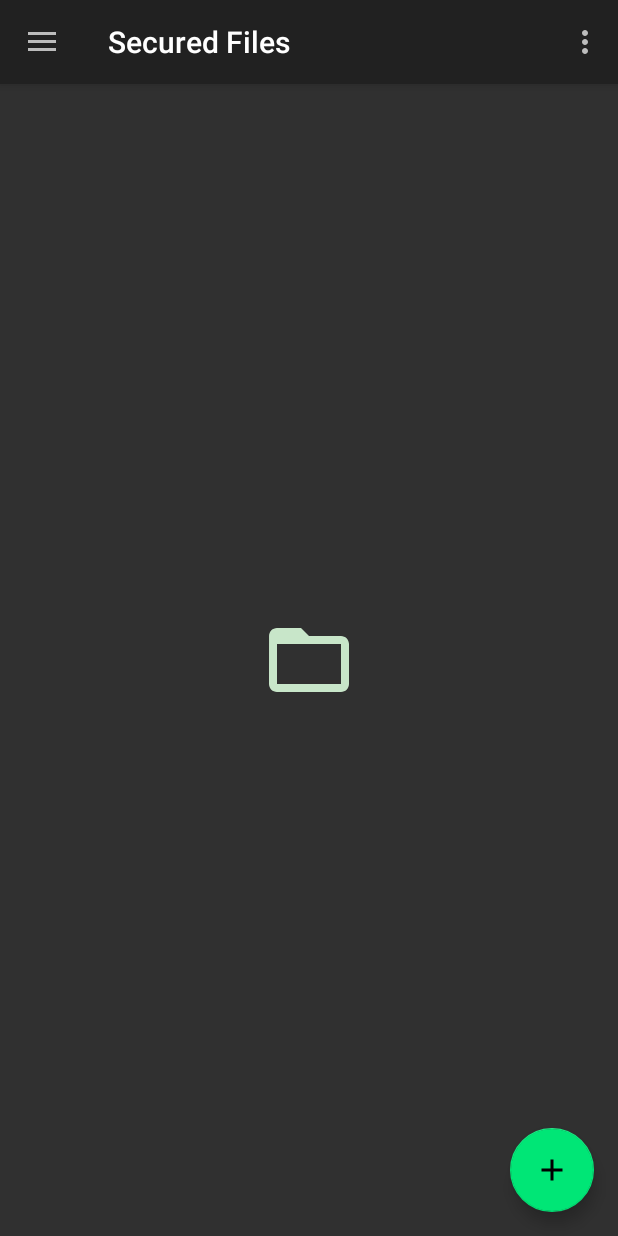
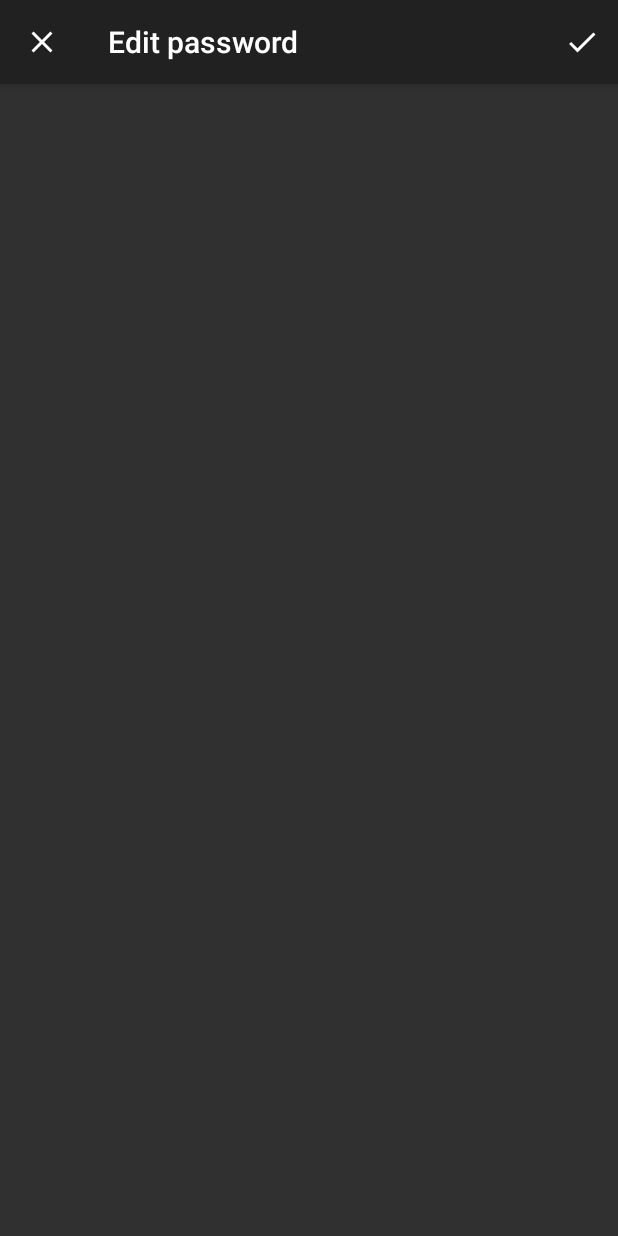
Before and after one commit to AntonShapovalov/Secured-Files, an Android app: the screen it shows after launch (MainActivity before the commit, EditActivity after it), in the options menu, after a tap on "Password", on a phone screen of 412 x 824 dp. Run offline under Robolectric (Android 15) with nearby library versions, the phone set to English and light mode, and no system bars; our stand-ins replace Dagger/Hilt's generated code; libraries missing offline, so code that uses them is left out: rx.android.schedulers, rx.schedulers, rx.subscriptions; 6 statements that could not run were skipped.

Commit message:
edit activity

```diff
--- a/app/src/main/AndroidManifest.xml
+++ b/app/src/main/AndroidManifest.xml
@@ -12,12 +12,15 @@
         android:theme="@style/AppTheme">
         <activity
             android:name=".ui.main.MainActivity"
+            android:theme="@style/AppTheme.NoActionBar"
             android:label="@string/app_name">
             <intent-filter>
                 <action android:name="android.intent.action.MAIN"/>
                 <category android:name="android.intent.category.LAUNCHER"/>
             </intent-filter>
         </activity>
+        <activity android:name=".ui.edit.EditActivity">
+        </activity>
     </application>
 
 </manifest>
--- a/app/src/main/java/ru/org/adons/securedfiles/ext/ActivityExtensions.kt
+++ b/app/src/main/java/ru/org/adons/securedfiles/ext/ActivityExtensions.kt
@@ -8,9 +8,10 @@ import ru.org.adons.securedfiles.app.AppComponent
 import ru.org.adons.securedfiles.app.SFApplication
 
 /**
- * Extensions for [Activity]l
+ * Extensions for [Activity]
  */
 const val MAIN_FRAGMENT_TAG = "MAIN_FRAGMENT_TAG"
+const val EDIT_ACTIVITY_TITLE_KEY = "EDIT_ACTIVITY_TITLE_KEY"
 
 fun FragmentActivity.getFragment(tag: String): Fragment? = supportFragmentManager.findFragmentByTag(tag)
 
--- /dev/null
+++ b/app/src/main/java/ru/org/adons/securedfiles/ui/edit/EditActivity.kt
@@ -0,0 +1,42 @@
+package ru.org.adons.securedfiles.ui.edit
+
+import android.os.Bundle
+import android.support.v7.app.AppCompatActivity
+import android.view.Menu
+import android.view.MenuItem
+import ru.org.adons.securedfiles.R
+import ru.org.adons.securedfiles.ext.EDIT_ACTIVITY_TITLE_KEY
+import ru.org.adons.securedfiles.ext.log
+
+class EditActivity : AppCompatActivity() {
+
+    override fun onCreate(savedInstanceState: Bundle?) {
+        super.onCreate(savedInstanceState)
+        setContentView(R.layout.activity_edit)
+        supportActionBar?.let {
+            it.setDisplayHomeAsUpEnabled(true)
+            it.setHomeAsUpIndicator(R.drawable.ic_clear)
+            it.setTitle(intent.getIntExtra(EDIT_ACTIVITY_TITLE_KEY, R.string.add_files_title))
+        }
+    }
+
+    override fun onCreateOptionsMenu(menu: Menu): Boolean {
+        menuInflater.inflate(R.menu.menu_edit, menu)
+        return true
+    }
+
+    override fun onOptionsItemSelected(item: MenuItem): Boolean {
+        return when (item.itemId) {
+            android.R.id.home -> {
+                finish()
+                true
+            }
+            R.id.action_done -> {
+                log("done")
+                true
+            }
+            else -> super.onOptionsItemSelected(item)
+        }
+    }
+
+}
--- a/app/src/main/java/ru/org/adons/securedfiles/ui/main/MainActivity.kt
+++ b/app/src/main/java/ru/org/adons/securedfiles/ui/main/MainActivity.kt
@@ -2,6 +2,7 @@ package ru.org.adons.securedfiles.ui.main
 
 import android.arch.lifecycle.Observer
 import android.arch.lifecycle.ViewModelProviders
+import android.content.Intent
 import android.os.Bundle
 import android.support.design.widget.NavigationView
 import android.support.v4.view.GravityCompat
@@ -13,6 +14,7 @@ import kotlinx.android.synthetic.main.activity_main.*
 import kotlinx.android.synthetic.main.coordinator_main.*
 import ru.org.adons.securedfiles.R
 import ru.org.adons.securedfiles.ext.*
+import ru.org.adons.securedfiles.ui.edit.EditActivity
 import javax.inject.Inject
 
 /**
@@ -44,6 +46,8 @@ class MainActivity : AppCompatActivity(), NavigationView.OnNavigationItemSelecte
             viewModel.setDefaultState()
             addFragment(R.id.fragment_container, getFragment(MAIN_FRAGMENT_TAG) ?: MainFragment(), MAIN_FRAGMENT_TAG)
         }
+
+        fab.setOnClickListener { startEditActivity(R.string.add_files_title) }
     }
 
     override fun onBackPressed() {
@@ -60,9 +64,10 @@ class MainActivity : AppCompatActivity(), NavigationView.OnNavigationItemSelecte
     }
 
     override fun onOptionsItemSelected(item: MenuItem): Boolean {
-        return if (item.itemId == R.id.action_password) true
-        else super.onOptionsItemSelected(item)
-
+        return if (item.itemId == R.id.action_password) {
+            startEditActivity(R.string.edit_password_title)
+            true
+        } else super.onOptionsItemSelected(item)
     }
 
     override fun onNavigationItemSelected(item: MenuItem): Boolean {
@@ -71,4 +76,10 @@ class MainActivity : AppCompatActivity(), NavigationView.OnNavigationItemSelecte
         return true
     }
 
+    private fun startEditActivity(titleId: Int) {
+        val intent = Intent(this, EditActivity::class.java)
+        intent.putExtra(EDIT_ACTIVITY_TITLE_KEY, titleId)
+        startActivity(intent)
+    }
+
 }
--- /dev/null
+++ b/app/src/main/res/drawable/ic_clear.xml
@@ -0,0 +1,9 @@
+<vector xmlns:android="http://schemas.android.com/apk/res/android"
+        android:width="24dp"
+        android:height="24dp"
+        android:viewportWidth="24.0"
+        android:viewportHeight="24.0">
+    <path
+        android:fillColor="#FFFFFFFF"
+        android:pathData="M19,6.41L17.59,5 12,10.59 6.41,5 5,6.41 10.59,12 5,17.59 6.41,19 12,13.41 17.59,19 19,17.59 13.41,12z"/>
+</vector>
--- /dev/null
+++ b/app/src/main/res/drawable/ic_done.xml
@@ -0,0 +1,9 @@
+<vector xmlns:android="http://schemas.android.com/apk/res/android"
+        android:width="24dp"
+        android:height="24dp"
+        android:viewportWidth="24.0"
+        android:viewportHeight="24.0">
+    <path
+        android:fillColor="#FFFFFFFF"
+        android:pathData="M9,16.2L4.8,12l-1.4,1.4L9,19 21,7l-1.4,-1.4L9,16.2z"/>
+</vector>
--- /dev/null
+++ b/app/src/main/res/layout/activity_edit.xml
@@ -0,0 +1,14 @@
+<?xml version="1.0" encoding="utf-8"?>
+<merge
+    xmlns:android="http://schemas.android.com/apk/res/android"
+    xmlns:tools="http://schemas.android.com/tools"
+    android:layout_width="match_parent"
+    android:layout_height="match_parent"
+    tools:context="ru.org.adons.securedfiles.ui.edit.EditActivity">
+
+    <FrameLayout
+        android:id="@+id/fragment_container"
+        android:layout_width="match_parent"
+        android:layout_height="match_parent"/>
+
+</merge>
--- a/app/src/main/res/layout/coordinator_main.xml
+++ b/app/src/main/res/layout/coordinator_main.xml
@@ -31,6 +31,6 @@
         android:layout_height="wrap_content"
         android:layout_gravity="bottom|end"
         android:layout_margin="@dimen/margin_16"
-        android:src="@drawable/ic_add_black"/>
+        android:src="@drawable/ic_add"/>
 
 </android.support.design.widget.CoordinatorLayout>
--- a/app/src/main/res/layout/fragment_main.xml
+++ b/app/src/main/res/layout/fragment_main.xml
@@ -26,7 +26,7 @@
         <View
             android:layout_width="64dp"
             android:layout_height="64dp"
-            android:background="@drawable/ic_folder_open_white"/>
+            android:background="@drawable/ic_list_placeholder"/>
 
         <ProgressBar
             android:id="@android:id/progress"
--- a/app/src/main/res/menu/menu_drawer.xml
+++ b/app/src/main/res/menu/menu_drawer.xml
@@ -4,19 +4,19 @@
     <group android:checkableBehavior="single">
         <item
             android:id="@+id/nav_docs"
-            android:icon="@drawable/ic_menu_doc"
+            android:icon="@drawable/ic_nav_doc"
             android:title="@string/nav_title_doc"/>
         <item
             android:id="@+id/nav_music"
-            android:icon="@drawable/ic_menu_music"
+            android:icon="@drawable/ic_nav_music"
             android:title="@string/nav_title_music"/>
         <item
             android:id="@+id/nav_pictures"
-            android:icon="@drawable/ic_menu_pic"
+            android:icon="@drawable/ic_nav_pic"
             android:title="@string/nav_title_pic"/>
         <item
             android:id="@+id/nav_videos"
-            android:icon="@drawable/ic_menu_video"
+            android:icon="@drawable/ic_nav_video"
             android:title="@string/nav_title_video"/>
     </group>
 
--- /dev/null
+++ b/app/src/main/res/menu/menu_edit.xml
@@ -0,0 +1,9 @@
+<?xml version="1.0" encoding="utf-8"?>
+<menu xmlns:android="http://schemas.android.com/apk/res/android"
+      xmlns:app="http://schemas.android.com/apk/res-auto">
+    <item
+        android:id="@+id/action_done"
+        android:icon="@drawable/ic_done"
+        android:title="@string/action_done"
+        app:showAsAction="always"/>
+</menu>
--- a/app/src/main/res/values/strings.xml
+++ b/app/src/main/res/values/strings.xml
@@ -9,6 +9,10 @@
     <string name="nav_title_video">Videos</string>
 
     <string name="action_password">Password</string>
+    <string name="action_done">Done</string>
+
+    <string name="add_files_title">Add files</string>
+    <string name="edit_password_title">Edit password</string>
 
     <string name="error_message_files">Failed to load files</string>
 </resources>
--- a/app/src/main/res/values/styles.xml
+++ b/app/src/main/res/values/styles.xml
@@ -1,13 +1,17 @@
 <resources>
 
     <!-- Base application theme. -->
-    <style name="AppTheme" parent="Theme.AppCompat.NoActionBar">
-        <!-- Customize your theme here. -->
+    <style name="AppTheme" parent="Theme.AppCompat">
         <item name="colorPrimary">@color/colorPrimary</item>
         <item name="colorPrimaryDark">@color/colorPrimaryDark</item>
         <item name="colorAccent">@color/colorAccent</item>
     </style>
 
+    <style name="AppTheme.NoActionBar">
+        <item name="windowActionBar">false</item>
+        <item name="windowNoTitle">true</item>
+    </style>
+
     <style name="AppTheme.PopupOverlay" parent="ThemeOverlay.AppCompat.Light"/>
 
 </resources>
```
Also changed, not shown: app/src/main/res/drawable/ic_add.xml (renamed from app/src/main/res/drawable/ic_add_black.xml), app/src/main/res/drawable/ic_list_placeholder.xml (renamed from app/src/main/res/drawable/ic_folder_open_white.xml), app/src/main/res/drawable/ic_nav_doc.xml (renamed from app/src/main/res/drawable/ic_menu_doc.xml), app/src/main/res/drawable/ic_nav_music.xml (renamed from app/src/main/res/drawable/ic_menu_music.xml), app/src/main/res/drawable/ic_nav_pic.xml (renamed from app/src/main/res/drawable/ic_menu_pic.xml), app/src/main/res/drawable/ic_nav_video.xml (renamed from app/src/main/res/drawable/ic_menu_video.xml).
